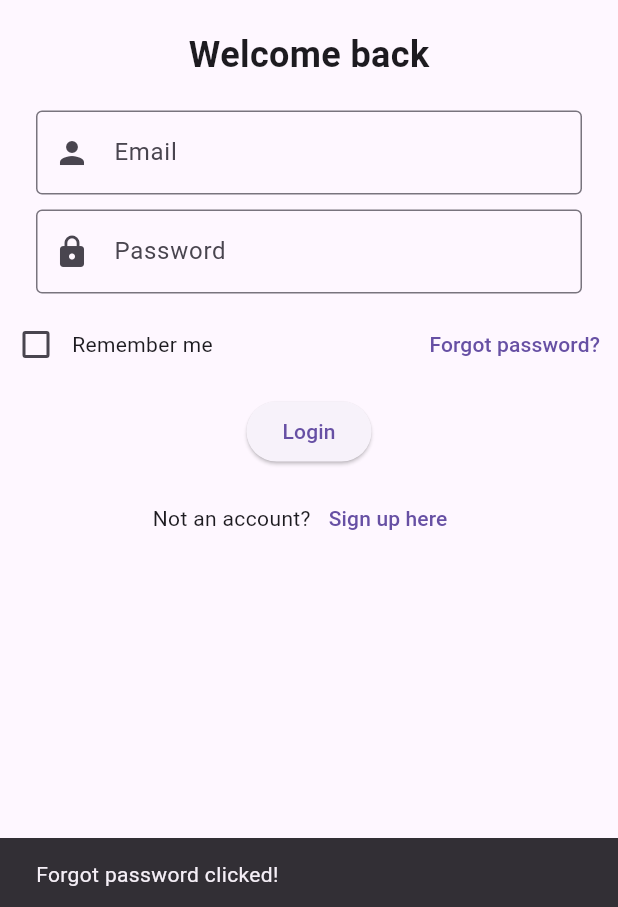
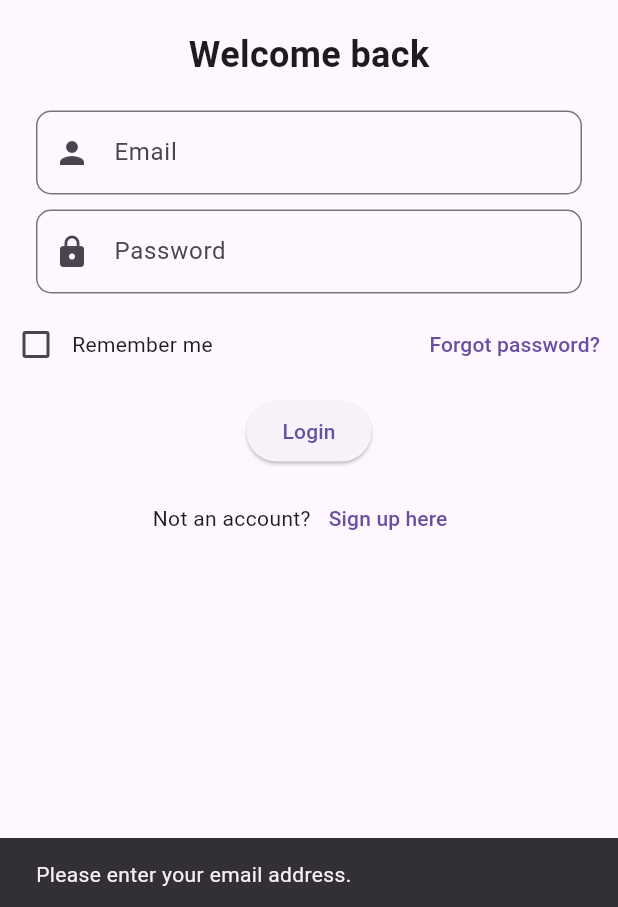
Before and after one commit to Celestial-GeekStarLord/Drone-Automation-Surveillance-System, a Flutter app: the screen it shows after launch, after a tap on "Forgot password?", on a phone screen of 412 x 824 dp. Shown: the part 326-1233 px from the top of the screen. Run offline on Flutter 3.47's test engine with Material 3 defaults, Android fonts, the phone set to English and light mode, and no system bars; our stand-ins replace firebase_auth, firebase_core; accounts and stored records are empty.

Commit message:
Auth Login

```diff
--- a/lib/home_page.dart
+++ b/lib/home_page.dart
@@ -1,7 +1,4 @@
 import 'package:flutter/material.dart';
-import 'about_page.dart';
-import 'sensors_page.dart';
-import 'account_page.dart';
 
 class HomePage extends StatefulWidget {
   @override
@@ -53,15 +50,7 @@ class _HomePageState extends State<HomePage> {
               fit: BoxFit.cover,
             ),
           ),
-          // Displaying the appropriate page
-         /* if (_currentIndex == 0)
-            DroneDetectionPage(isDroneConnected: isDroneConnected)
-          else if (_currentIndex == 1)
-            SensorsPage()
-          else if (_currentIndex == 2)
-              AboutPage()
-            else if (_currentIndex == 3)
-                AccountPage(), */
+
         ],
       ),
       bottomNavigationBar: BottomNavigationBar(
--- a/lib/login_page.dart
+++ b/lib/login_page.dart
@@ -82,7 +82,9 @@ class _LoginPageState extends State<LoginPage> {
                   decoration: InputDecoration(
                     prefixIcon: Icon(Icons.person),
                     hintText: 'Email',
-                    border: OutlineInputBorder(),
+                    border: OutlineInputBorder(
+                      borderRadius: BorderRadius.circular(10.0),
+                    ),
                   ),
                 ),
               ),
@@ -95,7 +97,9 @@ class _LoginPageState extends State<LoginPage> {
                   decoration: InputDecoration(
                     prefixIcon: Icon(Icons.lock),
                     hintText: 'Password',
-                    border: OutlineInputBorder(),
+                    border: OutlineInputBorder(
+                      borderRadius: BorderRadius.circular(10.0),
+                    ),
                   ),
                 ),
               ),
@@ -114,10 +118,35 @@ class _LoginPageState extends State<LoginPage> {
                   Text('Remember me'),
                   Spacer(),
                   TextButton(
-                    onPressed: () {
-                      ScaffoldMessenger.of(context).showSnackBar(
-                        SnackBar(content: Text('Forgot password clicked!')),
-                      );
+                    onPressed: () async {
+                      if (usernameController.text.isEmpty) {
+                        ScaffoldMessenger.of(context).showSnackBar(
+                          SnackBar(
+                              content:
+                                  Text('Please enter your email address.')),
+                        );
+                        return;
+                      }
+
+                      try {
+                        await _auth.sendPasswordResetEmail(
+                            email: usernameController.text.trim());
+                        ScaffoldMessenger.of(context).showSnackBar(
+                          SnackBar(content: Text('Password reset email sent!')),
+                        );
+                      } on FirebaseAuthException catch (e) {
+                        String errorMessage;
+                        if (e.code == 'user-not-found') {
+                          errorMessage = 'No user found for that email.';
+                        } else {
+                          errorMessage =
+                              'Something went wrong. Please try again.';
+                        }
+
+                        ScaffoldMessenger.of(context).showSnackBar(
+                          SnackBar(content: Text(errorMessage)),
+                        );
+                      }
                     },
                     child: Text('Forgot password?'),
                   ),
```
Also changed, not shown: pubspec.lock.
